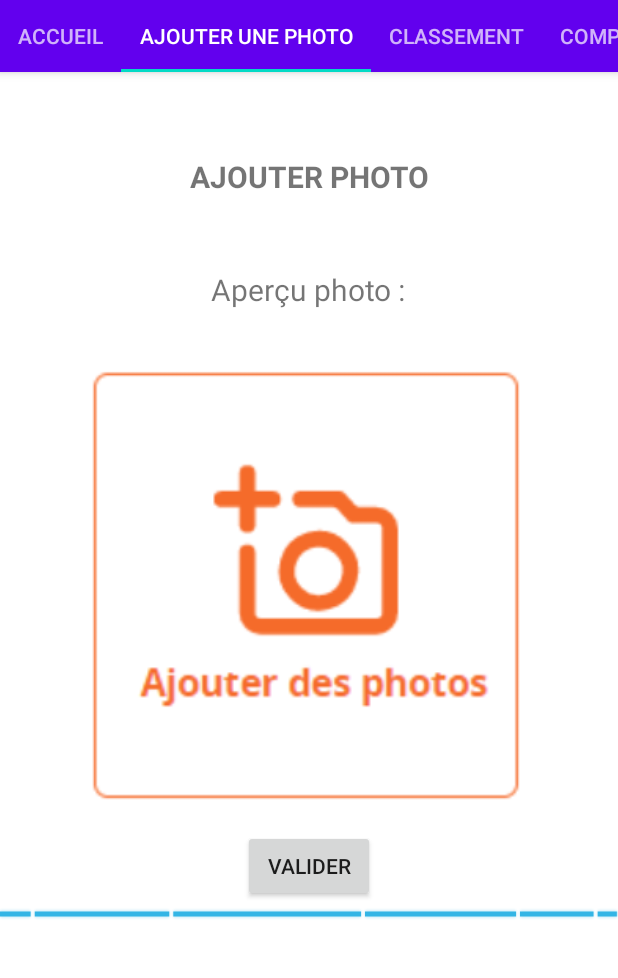
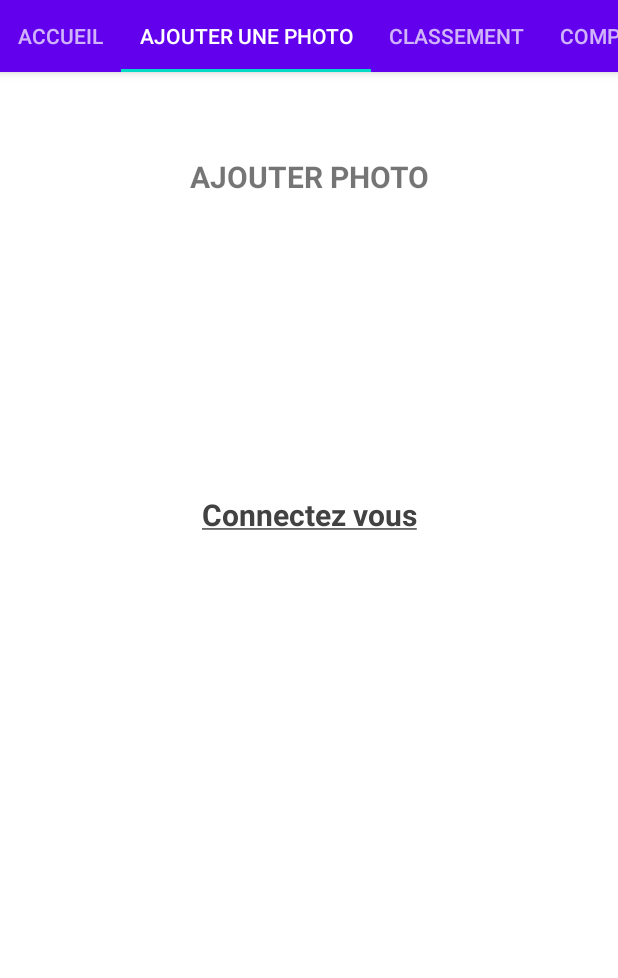
Before and after one commit to ThomasDspl/Projet-M1-TNSI, an Android app: the screen it shows after launch (MainActivity), tab 2 chosen, on a phone screen of 412 x 824 dp, the part 89-1067 px from its top. Run offline under Robolectric (Android 15) with nearby library versions, the phone set to English and light mode, and no system bars; our stand-ins replace Volley.

Commit message:
Add link to photoFragment

```diff
--- a/AppMobile/app/src/main/java/com/example/appmobile/PhotoFragment.java
+++ b/AppMobile/app/src/main/java/com/example/appmobile/PhotoFragment.java
@@ -21,6 +21,7 @@ import android.view.ViewGroup;
 import android.widget.Button;
 import android.widget.EditText;
 import android.widget.ImageView;
+import android.widget.TextView;
 import android.widget.Toast;
 
 import androidx.annotation.NonNull;
@@ -30,6 +31,7 @@ import androidx.fragment.app.Fragment;
 import androidx.fragment.app.FragmentActivity;
 import androidx.fragment.app.FragmentManager;
 import androidx.fragment.app.FragmentTransaction;
+import androidx.viewpager.widget.ViewPager;
 
 import com.android.volley.DefaultRetryPolicy;
 import com.android.volley.Request;
@@ -58,6 +60,8 @@ public class PhotoFragment extends Fragment {
     ImageView viewPhoto;
     Button validerPhoto;
     int RESULT_LOAD_IMAGE;
+    ViewPager vp;
+    TextView connexionMsg;
 
     @Nullable
     @Override
@@ -65,7 +69,18 @@ public class PhotoFragment extends Fragment {
 
         View inflatedView = null;
         if(SaveSharedPreference.getUserName(getActivity().getBaseContext()).length() == 0) {
-            inflatedView = inflater.inflate(R.layout.fragment_photo2, container, false);
+            inflatedView = inflater.inflate(R.layout.fragment_photo, container, false);
+            vp = (ViewPager) getActivity().findViewById(R.id.view_pager);
+
+            connexionMsg = inflatedView.findViewById(R.id.text_connexion);
+
+            connexionMsg.setOnClickListener(new View.OnClickListener() {
+                @Override
+                public void onClick(View v) {
+                    vp.setCurrentItem(3);
+                }
+            });
+
         }
         else {
             inflatedView = inflater.inflate(R.layout.fragment_photo, container, false);
@@ -150,7 +165,6 @@ public class PhotoFragment extends Fragment {
             });
         }
 
-
         return inflatedView;
     }
 
--- a/AppMobile/app/src/main/res/layout/fragment_photo.xml
+++ b/AppMobile/app/src/main/res/layout/fragment_photo.xml
@@ -37,9 +37,9 @@
         android:gravity="center"
         android:text="@string/messageWithLink"
         android:textColorLink="@color/cardview_dark_background"
-        android:linksClickable="true"
         android:textSize="20sp"
         android:textStyle="bold"
+        android:clickable="true"
         app:layout_constraintBottom_toBottomOf="parent"
         app:layout_constraintEnd_toEndOf="parent"
         app:layout_constraintStart_toStartOf="parent"
```
